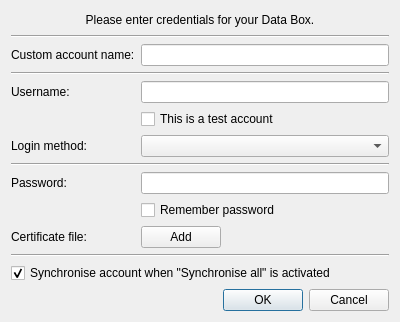
This is src/gui/ui/dlg_create_account.ui in psakar/datovka as Qt 5 draws it before an edit. The edited form follows.
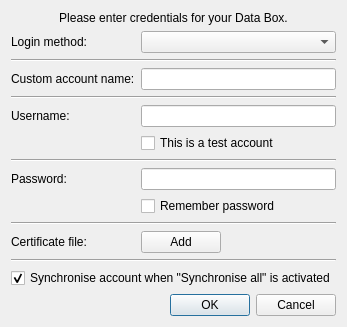
This is the edited form. Icons and pictures are not drawn.

Patch:
```diff
--- a/src/gui/ui/dlg_create_account.ui
+++ b/src/gui/ui/dlg_create_account.ui
@@ -2,16 +2,8 @@
 <ui version="4.0">
  <class>CreateAccount</class>
  <widget class="QDialog" name="CreateAccount">
-  <property name="geometry">
-   <rect>
-    <x>0</x>
-    <y>0</y>
-    <width>400</width>
-    <height>322</height>
-   </rect>
-  </property>
   <property name="sizePolicy">
-   <sizepolicy hsizetype="Preferred" vsizetype="Fixed">
+   <sizepolicy hsizetype="Preferred" vsizetype="Preferred">
     <horstretch>0</horstretch>
     <verstretch>0</verstretch>
    </sizepolicy>
@@ -19,7 +11,7 @@
   <property name="maximumSize">
    <size>
     <width>16777215</width>
-    <height>322</height>
+    <height>16777215</height>
    </size>
   </property>
   <property name="windowTitle">
@@ -40,54 +32,61 @@
      </property>
     </widget>
    </item>
-   <item>
-    <widget class="Line" name="line">
-     <property name="orientation">
-      <enum>Qt::Horizontal</enum>
-     </property>
-    </widget>
-   </item>
    <item>
     <layout class="QFormLayout" name="formLayout">
      <property name="fieldGrowthPolicy">
       <enum>QFormLayout::AllNonFixedFieldsGrow</enum>
      </property>
      <item row="0" column="0">
+      <widget class="QLabel" name="loginmethodLabel">
+       <property name="text">
+        <string>Login method:</string>
+       </property>
+      </widget>
+     </item>
+     <item row="0" column="1">
+      <widget class="QComboBox" name="loginmethodComboBox">
+       <property name="toolTip">
+        <string>Select authorization method for login into your databox</string>
+       </property>
+      </widget>
+     </item>
+     <item row="2" column="0">
       <widget class="QLabel" name="accountLabel">
        <property name="text">
         <string>Custom account name:</string>
        </property>
       </widget>
      </item>
-     <item row="0" column="1">
+     <item row="2" column="1">
       <widget class="QLineEdit" name="accountLineEdit">
        <property name="toolTip">
         <string>You can give a descriptive name to your account.</string>
        </property>
       </widget>
      </item>
-     <item row="1" column="0" colspan="2">
+     <item row="3" column="0" colspan="2">
       <widget class="Line" name="Line_0">
        <property name="orientation">
         <enum>Qt::Horizontal</enum>
        </property>
       </widget>
      </item>
-     <item row="2" column="0">
+     <item row="4" column="0">
       <widget class="QLabel" name="usernameLabel">
        <property name="text">
         <string>Username:</string>
        </property>
       </widget>
      </item>
-     <item row="2" column="1">
+     <item row="4" column="1">
       <widget class="QLineEdit" name="usernameLineEdit">
        <property name="toolTip">
         <string>Enter your username</string>
        </property>
       </widget>
      </item>
-     <item row="3" column="0">
+     <item row="5" column="0">
       <spacer name="horizontalSpacer">
        <property name="orientation">
         <enum>Qt::Horizontal</enum>
@@ -100,7 +99,7 @@
        </property>
       </spacer>
      </item>
-     <item row="3" column="1">
+     <item row="5" column="1">
       <widget class="QCheckBox" name="testAccountCheckBox">
        <property name="toolTip">
         <string>If the credentials you entered are for a test account,
@@ -112,35 +111,21 @@
        </property>
       </widget>
      </item>
-     <item row="4" column="0">
-      <widget class="QLabel" name="loginmethodLabel">
-       <property name="text">
-        <string>Login method:</string>
-       </property>
-      </widget>
-     </item>
-     <item row="4" column="1">
-      <widget class="QComboBox" name="loginmethodComboBox">
-       <property name="toolTip">
-        <string>Select authorization method for login into your databox</string>
-       </property>
-      </widget>
-     </item>
-     <item row="5" column="0" colspan="2">
+     <item row="7" column="0" colspan="2">
       <widget class="Line" name="line_1">
        <property name="orientation">
         <enum>Qt::Horizontal</enum>
        </property>
       </widget>
      </item>
-     <item row="6" column="0">
+     <item row="8" column="0">
       <widget class="QLabel" name="passwordLabel">
        <property name="text">
         <string>Password:</string>
        </property>
       </widget>
      </item>
-     <item row="6" column="1">
+     <item row="8" column="1">
       <widget class="QLineEdit" name="passwordLineEdit">
        <property name="toolTip">
         <string>Enter your password</string>
@@ -150,7 +135,7 @@
        </property>
       </widget>
      </item>
-     <item row="8" column="0">
+     <item row="10" column="0">
       <spacer name="horizontalSpacer_2">
        <property name="orientation">
         <enum>Qt::Horizontal</enum>
@@ -163,7 +148,7 @@
        </property>
       </spacer>
      </item>
-     <item row="8" column="1">
+     <item row="10" column="1">
       <widget class="QCheckBox" name="rememberPswcheckBox">
        <property name="toolTip">
         <string>The password will be saved in a readable form in the 
@@ -176,21 +161,14 @@
        </property>
       </widget>
      </item>
-     <item row="9" column="0">
+     <item row="12" column="0">
       <widget class="QLabel" name="certificateLabel">
        <property name="text">
         <string>Certificate file:</string>
        </property>
       </widget>
      </item>
-     <item row="10" column="0" colspan="2">
-      <widget class="Line" name="line_2">
-       <property name="orientation">
-        <enum>Qt::Horizontal</enum>
-       </property>
-      </widget>
-     </item>
-     <item row="9" column="1">
+     <item row="12" column="1">
       <layout class="QHBoxLayout" name="horizontalLayout_2">
        <item>
         <widget class="QPushButton" name="addCertificateButton">
@@ -221,6 +199,27 @@
        </item>
       </layout>
      </item>
+     <item row="13" column="0" colspan="2">
+      <widget class="Line" name="line_2">
+       <property name="orientation">
+        <enum>Qt::Horizontal</enum>
+       </property>
+      </widget>
+     </item>
+     <item row="1" column="0" colspan="2">
+      <widget class="Line" name="line">
+       <property name="orientation">
+        <enum>Qt::Horizontal</enum>
+       </property>
+      </widget>
+     </item>
+     <item row="11" column="0" colspan="2">
+      <widget class="Line" name="line_3">
+       <property name="orientation">
+        <enum>Qt::Horizontal</enum>
+       </property>
+      </widget>
+     </item>
     </layout>
    </item>
    <item>
```
